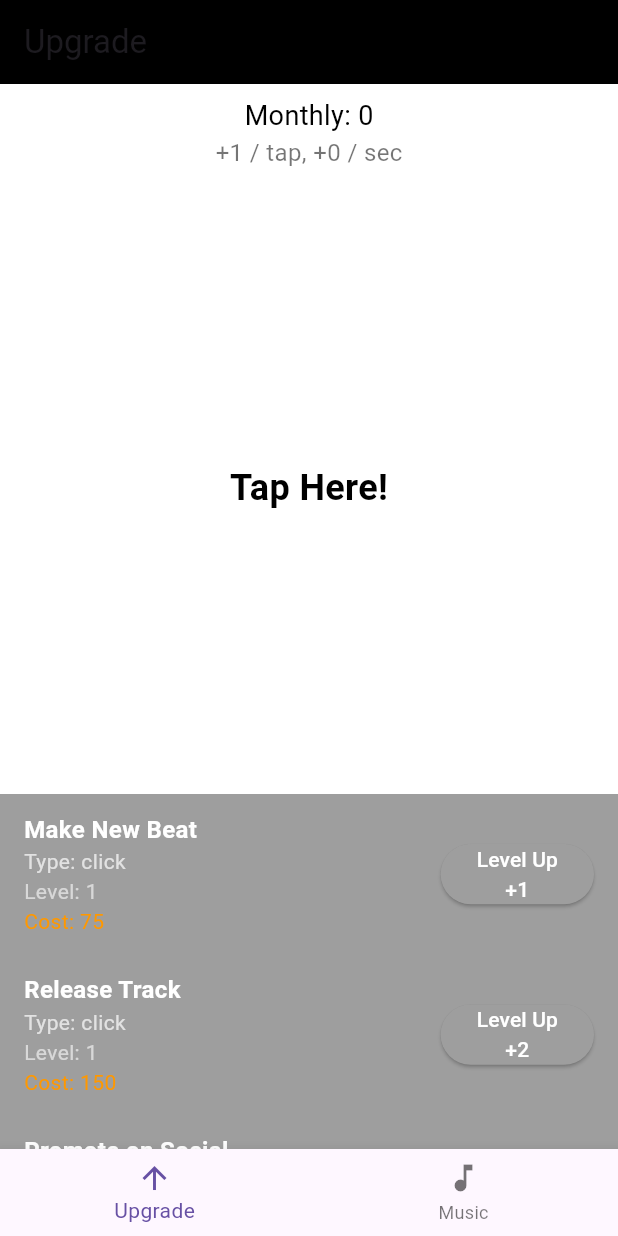
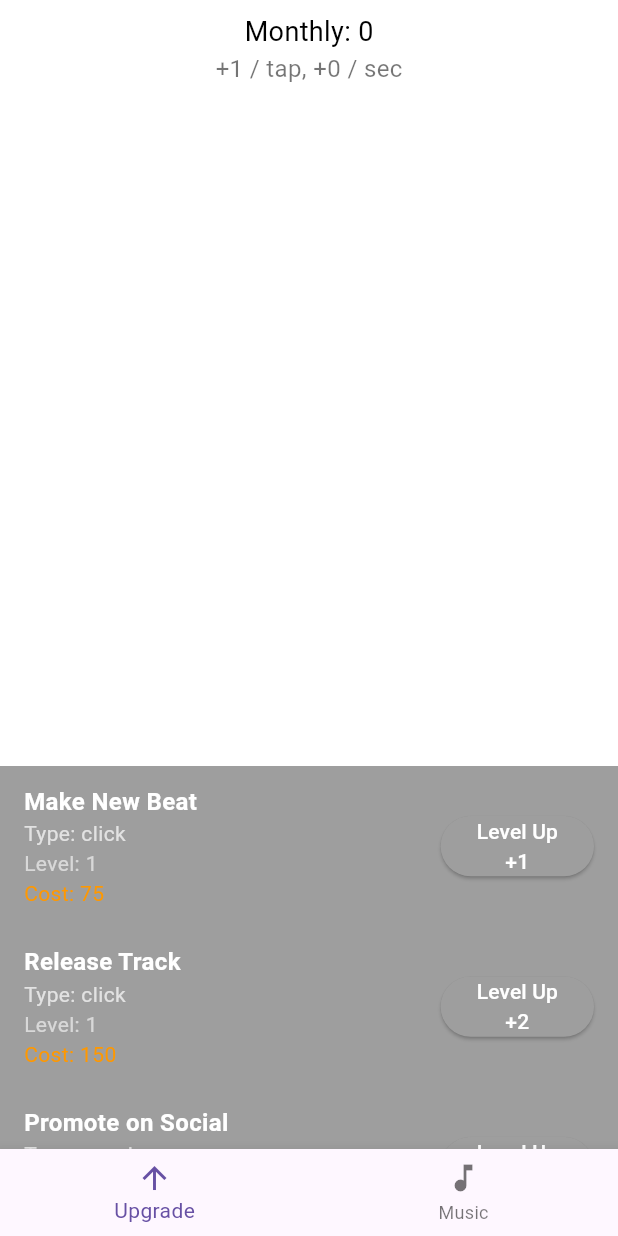
Before and after one commit to zfix1338/Underground-Rap-Clicker, a Flutter app: the screen it shows after launch, on a phone screen of 412 x 824 dp. Run offline on Flutter 3.47's test engine with Material 3 defaults, Android fonts, the phone set to English and light mode, and no system bars; our stand-ins replace audioplayers, shared_preferences.

Commit message:
last try last night

```diff
--- a/underground_rap_clicker/lib/main.dart
+++ b/underground_rap_clicker/lib/main.dart
@@ -73,7 +73,7 @@ class _MainScreenState extends State<MainScreen> with WidgetsBindingObserver {
       artist: 'osamason',
       duration: '2:24',
       cost: 10,
-      audioFile: 'assets/audio/blonde.mp3', // Исправлен путь
+      audioFile: '/audio/blonde.mp3', // Исправлен путь
       coverAsset: 'assets/images/blonde_cover.png',
     ),
   ];
--- a/underground_rap_clicker/lib/screens/upgrade_screen.dart
+++ b/underground_rap_clicker/lib/screens/upgrade_screen.dart
@@ -23,14 +23,13 @@ class UpgradeScreen extends StatelessWidget {
   Widget build(BuildContext context) {
     return Scaffold(
       backgroundColor: Colors.grey,
-      appBar: AppBar(
-        backgroundColor: Colors.black,
-        title: const Text('Upgrade'),
-      ),
+      // Удалено выпадающее меню "upgrade" в AppBar
       body: Column(
         children: [
           Expanded(
             flex: 2,
+            child: GestureDetector(
+              onTap: onClick,
               child: Container(
                 color: Colors.white,
                 child: Column(
@@ -57,22 +56,12 @@ class UpgradeScreen extends StatelessWidget {
                         ],
                       ),
                     ),
+                    // Удален текст "Tap Here!" для обеспечения плавного нажатия по всей зоне
                     Expanded(
-                    child: GestureDetector(
-                      onTap: onClick,
-                      child: Center(
-                        child: Text(
-                          "Tap Here!",
-                          style: TextStyle(
-                            fontSize: 24,
-                            color: Colors.black, // Изменен цвет текста
-                            fontWeight: FontWeight.bold,
-                          ),
-                        ),
-                      ),
-                    ),
+                      child: Container(),
                     ),
                   ],
+                ),
               ),
             ),
           ),
```
Also changed, not shown: underground_rap_clicker/lib/screens/music_screen.dart (+21 -9 lines). Lines whose indentation alone changed are shown as unchanged.
